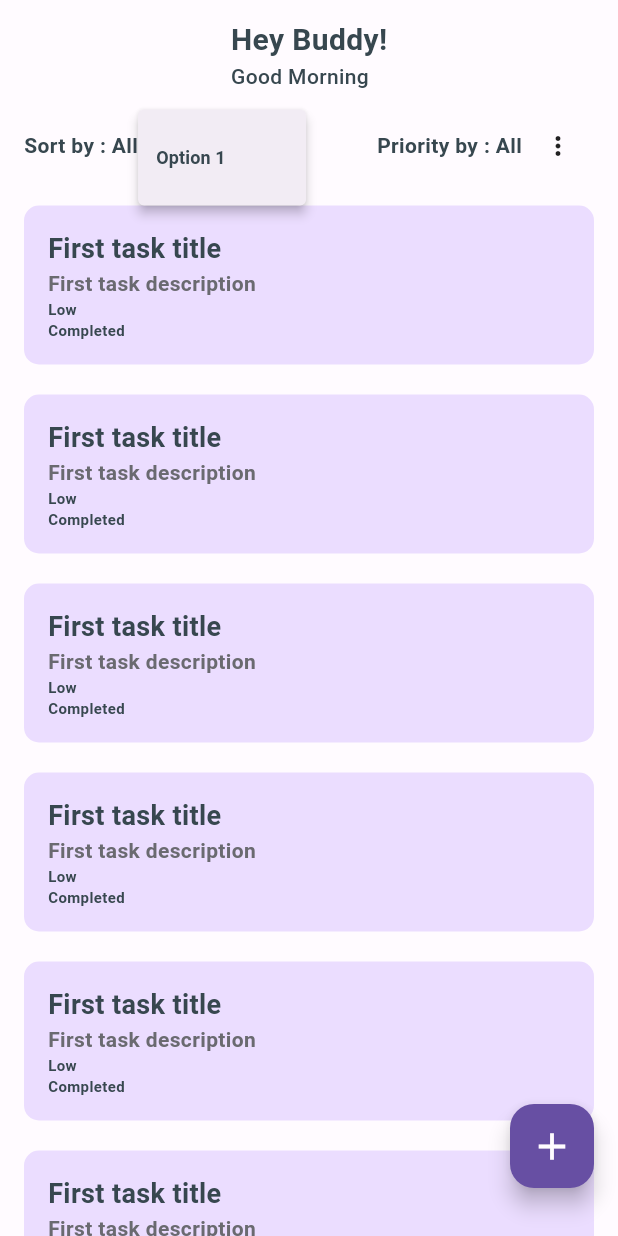
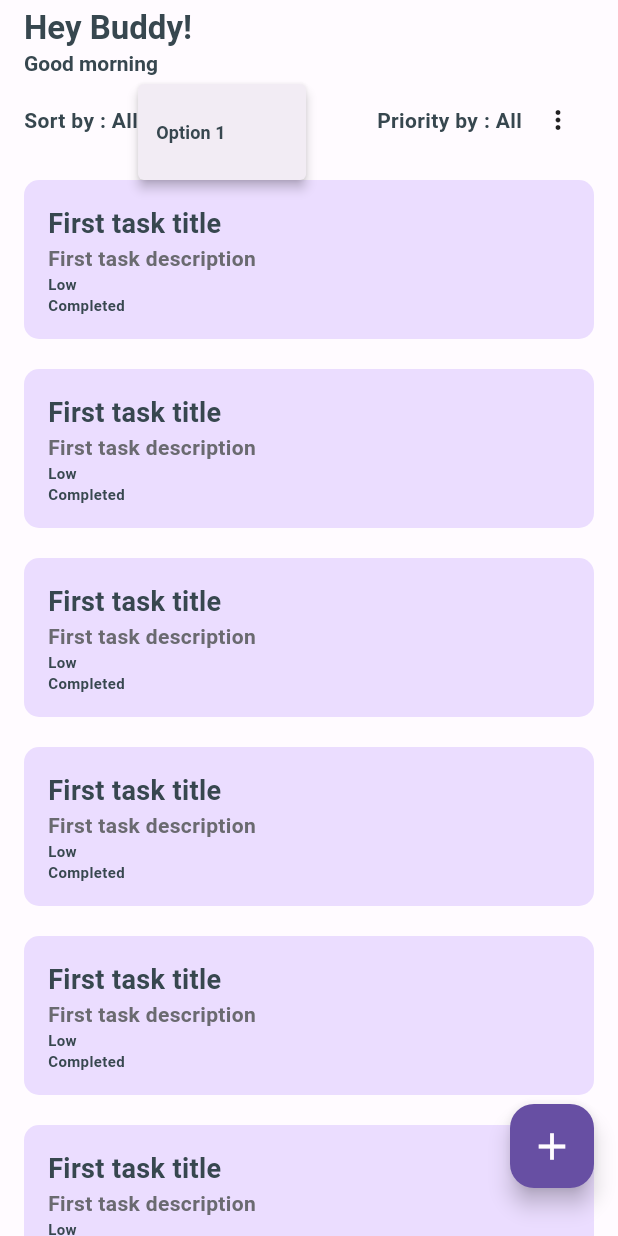
Before and after one commit to PratikAmonkar/doneit, a Flutter app: the screen it shows after launch, after a tap on the "more vert" icon, on a phone screen of 412 x 824 dp. Run offline on Flutter 3.47's test engine with Material 3 defaults, Android fonts, the phone set to English and light mode, and no system bars; our stand-ins replace flutter_riverpod, go_router.

Commit message:
scroll effect added

```diff
--- a/lib/presentation/screens/main_screen.dart
+++ b/lib/presentation/screens/main_screen.dart
@@ -31,14 +31,14 @@ class _MainScreenState extends State<MainScreen> {
     _scrollController.addListener(() {
       final direction = _scrollController.position.userScrollDirection;
       if (direction == ScrollDirection.reverse) {
-        if (_showFab || _showAppBar) {
+        if (_showFab) {
           setState(() {
             _showFab = false;
             _showAppBar = false;
           });
         }
       } else if (direction == ScrollDirection.forward) {
-        if (!_showFab || !_showAppBar) {
+        if (!_showFab) {
           setState(() {
             _showFab = true;
             _showAppBar = true;
@@ -65,7 +65,7 @@ class _MainScreenState extends State<MainScreen> {
         backgroundColor: AppColors.lightBackground,
         floatingActionButton: AnimatedSlide(
           offset: _showFab ? Offset.zero : const Offset(0, 2),
-          duration: const Duration(milliseconds: 300),
+          duration: const Duration(milliseconds: 1000),
           child: AnimatedOpacity(
             opacity: _showFab ? 1.0 : 0.0,
             duration: const Duration(milliseconds: 300),
@@ -89,37 +89,30 @@ class _MainScreenState extends State<MainScreen> {
         body: SafeArea(
           child: Column(
             children: [
-              /// 🔥 Custom AppBar with animation
-              AnimatedSlide(
-                offset: _showAppBar ? Offset.zero : const Offset(0, -1),
-                duration: const Duration(milliseconds: 300),
+              AnimatedContainer(
+                height: _showAppBar ? 56.0 : 0.0,
+                duration: Duration(milliseconds: 500),
                 child: AnimatedOpacity(
                   opacity: _showAppBar ? 1.0 : 0.0,
                   duration: const Duration(milliseconds: 300),
-                  child: Container(
-                    color: AppColors.lightBackground,
-                    padding: const EdgeInsets.symmetric(
-                      horizontal: 16.0,
-                      vertical: 12.0,
-                    ),
-                    child: Column(
+                  child: AppBar(
+                    backgroundColor: AppColors.lightBackground,
+                    surfaceTintColor: AppColors.lightBackground,
+                    title: Column(
                       crossAxisAlignment: CrossAxisAlignment.start,
                       children: [
-                        textBold(title: "Hey Buddy!", fontSize: 20.0),
-                        textMedium(title: "Good Morning", fontSize: 14.0),
+                        textBold(title: "Hey Buddy!", fontSize: 22.0),
+                        textBold(title: "Good morning", fontSize: 14.0),
                       ],
                     ),
                   ),
                 ),
               ),
-
-              /// 🔥 Scrollable content
               Expanded(
                 child: Padding(
                   padding: const EdgeInsets.symmetric(horizontal: 16.0),
                   child: ListView(
                     controller: _scrollController,
-                    padding: const EdgeInsets.only(bottom: 80),
                     children: [
                       Row(
                         mainAxisAlignment: MainAxisAlignment.spaceBetween,
```
